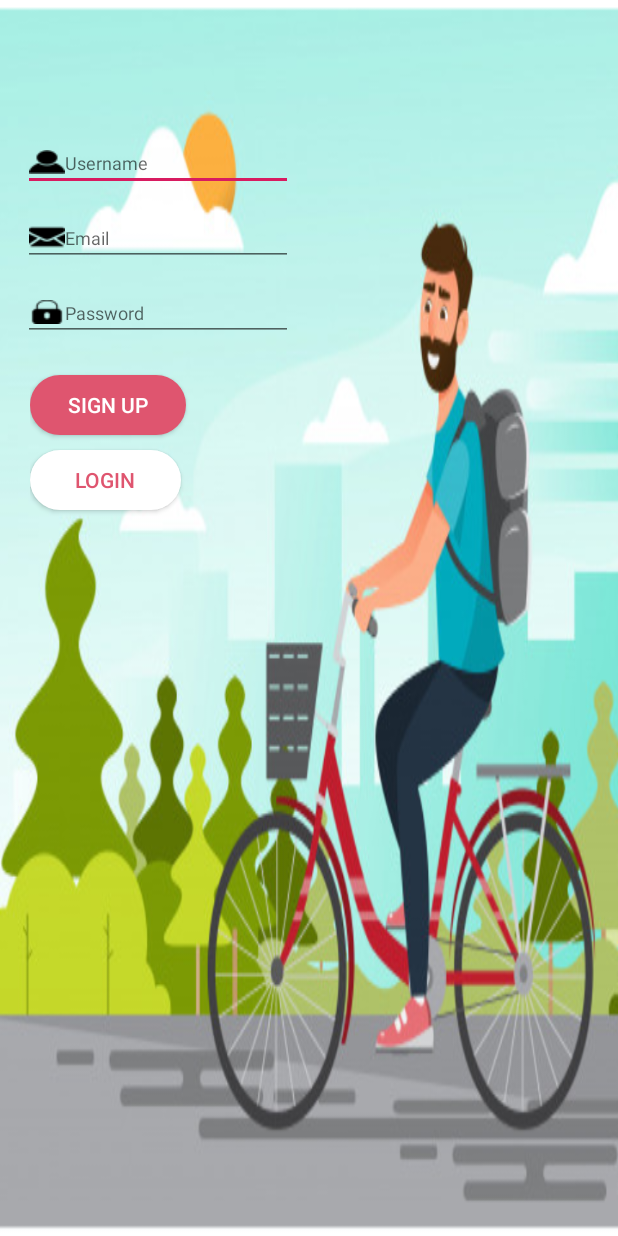
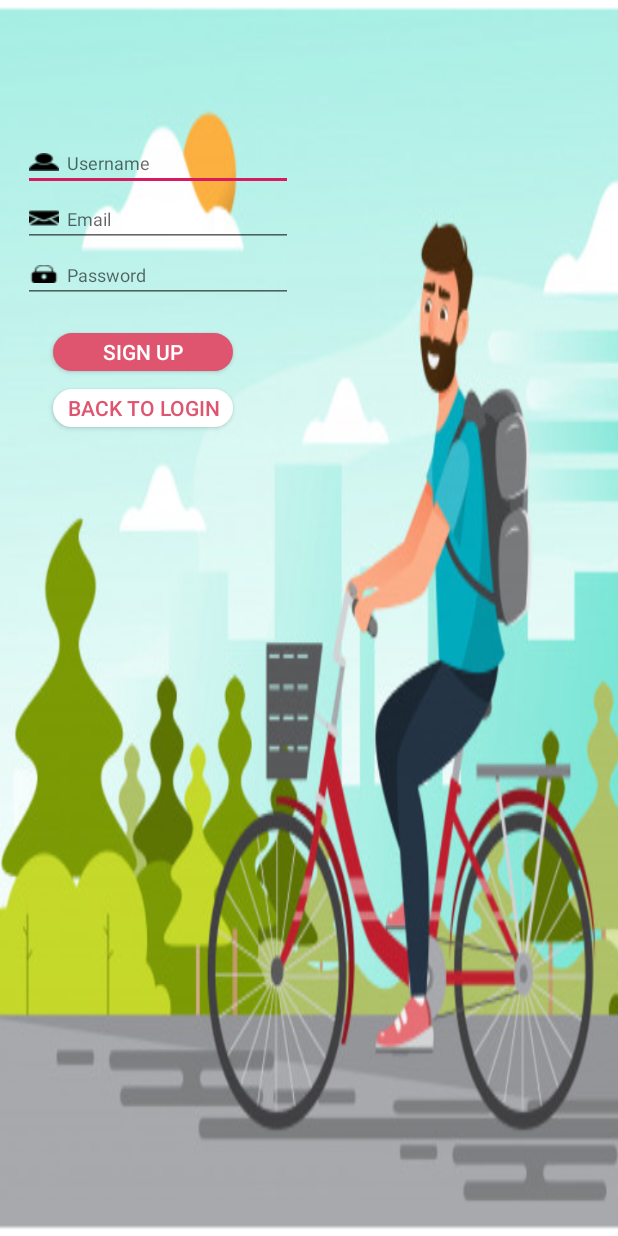
Before and after one commit to dab2m/BikePass_Android, an Android app: the SignUpActivity screen opened directly, with no data from a screen before it, on a phone screen of 412 x 824 dp. Run offline under Robolectric (Android 15) with nearby library versions, the phone set to English and light mode, and no system bars.

Commit message:
Some design and logo changes

```diff
--- a/app/src/main/AndroidManifest.xml
+++ b/app/src/main/AndroidManifest.xml
@@ -12,7 +12,7 @@
         <activity
             android:name=".activity.SignUpActivity"
             android:label="@string/title_activity_sign_up"
-            android:theme="@style/AppTheme.NoActionBar"></activity>
+            android:theme="@style/AppTheme.NoActionBar" />
         <activity android:name=".activity.MainActivity">
             <intent-filter>
                 <action android:name="android.intent.action.MAIN" />
--- a/app/src/main/java/com/example/bikepass_android/activity/MainActivity.java
+++ b/app/src/main/java/com/example/bikepass_android/activity/MainActivity.java
@@ -14,7 +14,7 @@ public class MainActivity extends AppCompatActivity {
 
     public void loginInput(View view){
 
-     EditText username=findViewById(R.id.username);
+     EditText username=findViewById(R.id.signupActivityLayout);
      EditText password=findViewById(R.id.password);
 
      Log.i("info","username:"+username.getText().toString());
--- a/app/src/main/res/layout/activity_sign_up.xml
+++ b/app/src/main/res/layout/activity_sign_up.xml
@@ -1,18 +1,17 @@
 <?xml version="1.0" encoding="utf-8"?>
-<android.support.design.widget.CoordinatorLayout xmlns:android="http://schemas.android.com/apk/res/android"
+<RelativeLayout xmlns:android="http://schemas.android.com/apk/res/android"
     xmlns:app="http://schemas.android.com/apk/res-auto"
     xmlns:tools="http://schemas.android.com/tools"
-    android:id="@+id/signupActivity"
-    android:layout_width="match_parent"
-    android:layout_height="match_parent"
-    android:background="@drawable/deneme"
+    android:id="@+id/signupActivityLayout"
+    android:layout_width="wrap_content"
+    android:layout_height="wrap_content"
     tools:context=".activity.SignUpActivity">
 
     <LinearLayout
-        android:id="@+id/username"
         android:layout_width="match_parent"
         android:layout_height="match_parent"
-        android:orientation="horizontal">
+        android:background="@drawable/backgroundimage"
+        android:orientation="vertical">
 
         <EditText
             android:id="@+id/usernamesignup"
@@ -20,111 +19,45 @@
             android:layout_height="wrap_content"
             android:layout_marginLeft="15dp"
             android:layout_marginTop="90dp"
-            android:drawableLeft="@drawable/sizeuser"
+            android:drawableLeft="@drawable/logoforuser"
+            android:drawablePadding="5dp"
             android:ems="10"
             android:hint="Username"
             android:inputType="textPersonName"
-            android:textSize="12sp"/>
+            android:textSize="12sp" />
 
-    </LinearLayout>
-
-    <LinearLayout
-        android:id="@+id/email"
-        android:layout_width="match_parent"
-        android:layout_height="match_parent"
-        android:orientation="horizontal">
 
         <EditText
             android:id="@+id/emailsignup"
             android:layout_width="180dp"
             android:layout_height="wrap_content"
             android:layout_marginLeft="15dp"
-            android:layout_marginTop="140dp"
-            android:drawableLeft="@drawable/sizemail"
+            android:drawableLeft="@drawable/logoformail"
+            android:drawablePadding="5dp"
             android:ems="10"
             android:hint="Email"
             android:inputType="textPersonName"
             android:textSize="12sp" />
-    </LinearLayout>
-
-    <LinearLayout
-        android:layout_width="match_parent"
-        android:layout_height="match_parent"
-        android:orientation="horizontal">
 
         <EditText
             android:id="@+id/editText4"
             android:layout_width="180dp"
             android:layout_height="wrap_content"
             android:layout_marginLeft="15dp"
-            android:layout_marginTop="190dp"
+            android:drawableLeft="@drawable/logoforlock"
+            android:drawablePadding="5dp"
             android:ems="10"
-            android:drawableLeft="@drawable/sizelock"
             android:hint="Password"
             android:inputType="textPassword"
-            android:textSize="12sp"
-            />
-    </LinearLayout>
-    <LinearLayout
-        android:id="@+id/LoginButtonLayout"
-        android:layout_width="match_parent"
-        android:layout_height="match_parent"
-        android:layout_marginStart="20dp"
-        android:layout_marginLeft="20dp"
-        android:orientation="horizontal"
-        app:layout_constraintBottom_toBottomOf="parent"
-        app:layout_constraintEnd_toEndOf="parent"
-        app:layout_constraintStart_toStartOf="parent"
-        app:layout_constraintTop_toTopOf="parent">
-
-        <Button
-            android:id="@+id/login"
-            android:layout_width="wrap_content"
-            android:layout_height="40dp"
-            android:layout_marginStart="0dp"
-            android:layout_marginLeft="0dp"
-            android:layout_marginTop="300dp"
-            android:layout_marginEnd="0dp"
-            android:layout_marginRight="40dp"
-            android:layout_marginBottom="0dp"
-            android:background="@drawable/loginbutton"
-            android:paddingLeft="30dp"
-            android:paddingRight="30dp"
-            android:radius="30dp"
-            android:text="LOGIN"
-            android:onClick="backToMainActivity"
-            android:textColor="#DF556F"
-            app:layout_constraintBottom_toBottomOf="parent"
-            app:layout_constraintEnd_toEndOf="parent"
-            app:layout_constraintStart_toStartOf="parent"
-            app:layout_constraintTop_toTopOf="parent" />
-    </LinearLayout>
-
-    <LinearLayout
-        android:id="@+id/signupButtonLayout"
-        android:layout_width="match_parent"
-        android:layout_height="match_parent"
-        android:layout_marginStart="20dp"
-        android:layout_marginLeft="20dp"
-        android:orientation="horizontal"
-        app:layout_constraintBottom_toBottomOf="parent"
-        app:layout_constraintEnd_toEndOf="parent"
-        app:layout_constraintStart_toStartOf="parent"
-        app:layout_constraintTop_toTopOf="parent">
+            android:textSize="12sp" />
 
         <Button
             android:id="@+id/signup"
-            android:layout_width="wrap_content"
-            android:layout_height="40dp"
-            android:layout_marginStart="0dp"
-            android:layout_marginLeft="0dp"
-            android:layout_marginTop="250dp"
-            android:layout_marginEnd="0dp"
-            android:layout_marginRight="40dp"
-            android:layout_marginBottom="0dp"
+            android:layout_width="120dp"
+            android:layout_height="25dp"
+            android:layout_marginLeft="35dp"
+            android:layout_marginTop="20dp"
             android:background="@drawable/signupbutton"
-            android:paddingLeft="25dp"
-            android:paddingRight="25dp"
             android:radius="30dp"
             android:text="SIGN UP"
             android:textColor="#FFFFFF"
@@ -132,5 +65,23 @@
             app:layout_constraintEnd_toEndOf="parent"
             app:layout_constraintStart_toStartOf="parent"
             app:layout_constraintTop_toTopOf="parent" />
+
+        <Button
+            android:id="@+id/login"
+            android:layout_width="120dp"
+            android:layout_height="25dp"
+            android:layout_marginLeft="35dp"
+            android:layout_marginTop="12dp"
+            android:background="@drawable/loginbutton"
+            android:onClick="backToMainActivity"
+            android:text="BACK TO LOGIN"
+            android:textColor="#DF556F"
+            app:layout_constraintBottom_toBottomOf="parent"
+            app:layout_constraintEnd_toEndOf="parent"
+            app:layout_constraintStart_toStartOf="parent"
+            app:layout_constraintTop_toTopOf="parent" />
+
+
     </LinearLayout>
-</android.support.design.widget.CoordinatorLayout>
+
+</RelativeLayout>
--- a/app/src/main/res/values/strings.xml
+++ b/app/src/main/res/values/strings.xml
@@ -1,4 +1,5 @@
 <resources>
     <string name="app_name">DAB2M BikePass</string>
     <string name="title_activity_sign_up">SignUpActivity</string>
+    <string name="title_activity_main2">Main2Activity</string>
 </resources>
```
Also changed, not shown: app/src/main/res/layout/activity_main.xml (+20 -76 lines), app/src/main/res/drawable/backgroundimage.PNG (renamed from app/src/main/res/drawable/deneme.PNG), app/src/main/res/drawable/logoforlock.jpg (added), app/src/main/res/drawable/logoformail.jpg (added), app/src/main/res/drawable/logoforuser.jpg (added), app/src/main/res/drawable/sizelock.jpg (deleted), app/src/main/res/drawable/sizemail.jpg (deleted), app/src/main/res/drawable/sizeuser.jpg (deleted).
